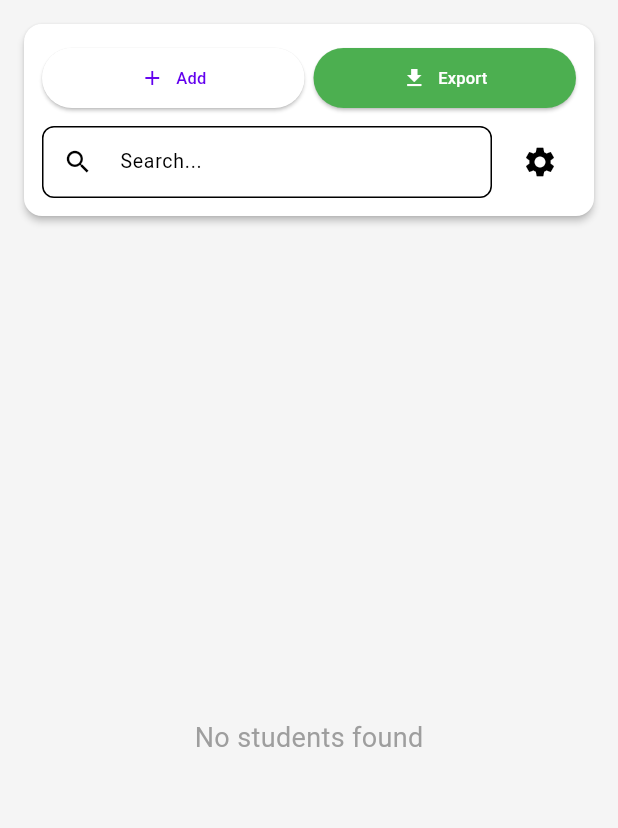
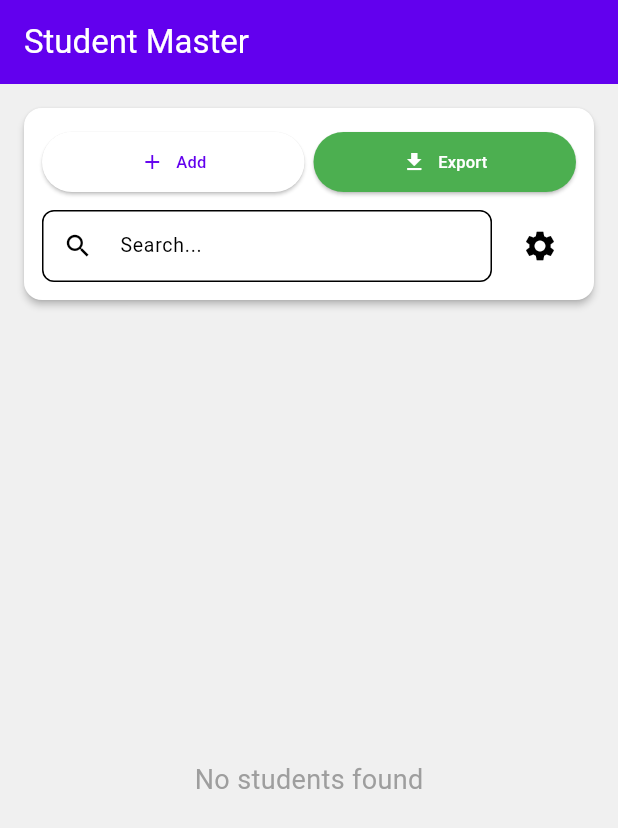
Before and after one commit to NitishGupta2306/student-master, a Flutter app: the screen it shows after launch, on a phone screen of 412 x 824 dp. Shown: the top 828 px of the screen. Run offline on Flutter 3.47's test engine with Material 3 defaults, Android fonts, the phone set to English and light mode, and no system bars; our stand-ins replace chewie, csv, data_table_2, file_picker, fluttertoast, shared_preferences and 2 more; accounts and stored records are empty; statements that could not run were skipped.

Commit message:
color fix

```diff
--- a/src/lib/screens/home_screen.dart
+++ b/src/lib/screens/home_screen.dart
@@ -75,19 +75,14 @@ class _HomeScreenState extends State<HomeScreen> {
 
   Widget _buildSortableHeader(String label, String column) {
     final provider = context.watch<StudentProvider>();
+    final themeProvider = context.watch<ThemeProvider>();
     final isActive = provider.sortBy == column;
 
     return InkWell(
       onTap: () => provider.sort(column),
       child: Row(
         children: [
-          Text(
-            label,
-            style: TextStyle(
-              fontWeight: FontWeight.bold,
-              color: isActive ? Theme.of(context).primaryColor : null,
-            ),
-          ),
+          Text(label, style: TextStyle(fontWeight: FontWeight.bold)),
           if (isActive)
             Icon(
               provider.sortAscending
@@ -108,9 +103,13 @@ class _HomeScreenState extends State<HomeScreen> {
     return Scaffold(
       backgroundColor: themeProvider.isDarkMode
           ? const Color(0xFF121212)
-          : const Color(0xFFF5F5F5),
-      body: SafeArea(
-        child: Column(
+          : const Color(0xFFF0F0F0),
+      appBar: AppBar(
+        title: const Text('Student Master'),
+        backgroundColor: Theme.of(context).colorScheme.primary,
+        foregroundColor: Theme.of(context).colorScheme.onPrimary,
+      ),
+      body: Column(
         children: [
           // Search and Action Bar
           Container(
@@ -187,8 +186,7 @@ class _HomeScreenState extends State<HomeScreen> {
                                     border: OutlineInputBorder(
                                       borderRadius: BorderRadius.circular(8),
                                     ),
-                                      contentPadding:
-                                          const EdgeInsets.symmetric(
+                                    contentPadding: const EdgeInsets.symmetric(
                                       vertical: 6,
                                     ),
                                     isDense: true,
@@ -330,10 +328,7 @@ class _HomeScreenState extends State<HomeScreen> {
                                 minWidth: 600,
                                 columns: [
                                   DataColumn2(
-                                      label: _buildSortableHeader(
-                                        'Name',
-                                        'name',
-                                      ),
+                                    label: _buildSortableHeader('Name', 'name'),
                                     size: ColumnSize.L,
                                   ),
                                   DataColumn2(
@@ -379,7 +374,6 @@ class _HomeScreenState extends State<HomeScreen> {
           ),
         ],
       ),
-      ),
     );
   }
 }
```
Lines whose indentation alone changed are shown as unchanged.
